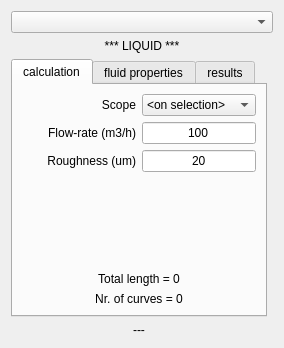
First picture: the form in dialogs/dp.ui, repository oddtopus/flamingo, before the edit.
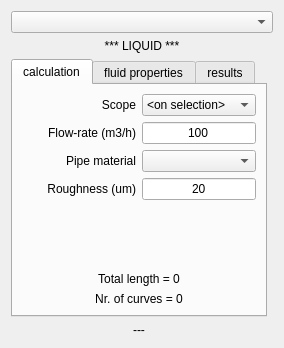
Second picture: the form after the edit.

```diff
--- a/dialogs/dp.ui
+++ b/dialogs/dp.ui
@@ -30,7 +30,7 @@
        <string>calculation</string>
       </attribute>
       <layout class="QGridLayout" name="gridLayout">
-       <item row="12" column="0" colspan="2">
+       <item row="14" column="0" colspan="2">
         <widget class="QLabel" name="labCurves">
          <property name="text">
           <string>Nr. of curves = 0</string>
@@ -40,6 +40,22 @@
          </property>
         </widget>
        </item>
+       <item row="9" column="0">
+        <widget class="QLabel" name="label_2">
+         <property name="sizePolicy">
+          <sizepolicy hsizetype="MinimumExpanding" vsizetype="Preferred">
+           <horstretch>0</horstretch>
+           <verstretch>0</verstretch>
+          </sizepolicy>
+         </property>
+         <property name="text">
+          <string>Roughness (um)</string>
+         </property>
+         <property name="alignment">
+          <set>Qt::AlignRight|Qt::AlignTrailing|Qt::AlignVCenter</set>
+         </property>
+        </widget>
+       </item>
        <item row="7" column="1">
         <widget class="QLineEdit" name="editFlow">
          <property name="sizePolicy">
@@ -62,23 +78,7 @@
          </property>
         </widget>
        </item>
-       <item row="8" column="0">
-        <widget class="QLabel" name="label_2">
-         <property name="sizePolicy">
-          <sizepolicy hsizetype="MinimumExpanding" vsizetype="Preferred">
-           <horstretch>0</horstretch>
-           <verstretch>0</verstretch>
-          </sizepolicy>
-         </property>
-         <property name="text">
-          <string>Roughness (um)</string>
-         </property>
-         <property name="alignment">
-          <set>Qt::AlignRight|Qt::AlignTrailing|Qt::AlignVCenter</set>
-         </property>
-        </widget>
-       </item>
-       <item row="8" column="1">
+       <item row="9" column="1">
         <widget class="QLineEdit" name="editRough">
          <property name="sizePolicy">
           <sizepolicy hsizetype="Expanding" vsizetype="Fixed">
@@ -116,7 +116,7 @@
          </property>
         </widget>
        </item>
-       <item row="11" column="0" colspan="2">
+       <item row="13" column="0" colspan="2">
         <widget class="QLabel" name="labLength">
          <property name="text">
           <string>Total length = 0</string>
@@ -163,7 +163,7 @@
          </item>
         </widget>
        </item>
-       <item row="10" column="0">
+       <item row="11" column="0">
         <spacer name="verticalSpacer">
          <property name="orientation">
           <enum>Qt::Vertical</enum>
@@ -176,6 +176,19 @@
          </property>
         </spacer>
        </item>
+       <item row="8" column="0">
+        <widget class="QLabel" name="labRugh">
+         <property name="text">
+          <string>Pipe material</string>
+         </property>
+         <property name="alignment">
+          <set>Qt::AlignRight|Qt::AlignTrailing|Qt::AlignVCenter</set>
+         </property>
+        </widget>
+       </item>
+       <item row="8" column="1">
+        <widget class="QComboBox" name="comboMat"/>
+       </item>
       </layout>
      </widget>
      <widget class="QWidget" name="tabFluid">
```
